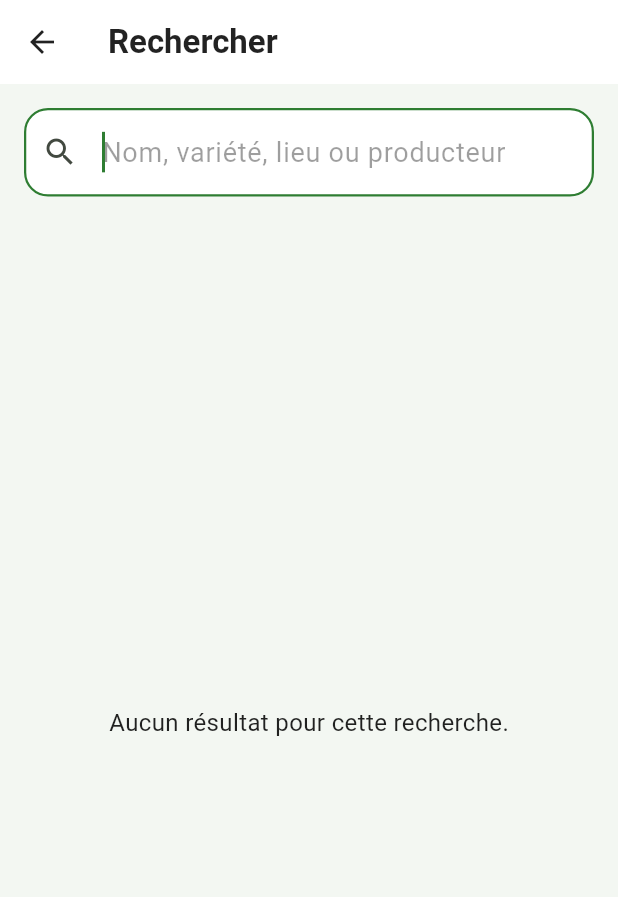
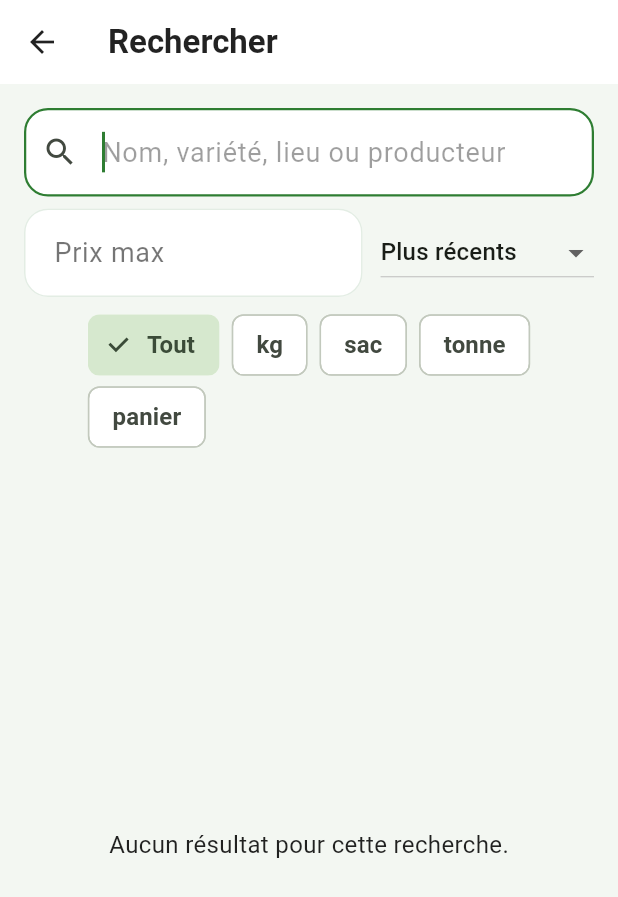
Before and after one commit to hol-K/farmhub, a Flutter app: the ProductSearchScreen screen opened by its route, on a phone screen of 412 x 824 dp. Shown: the top 897 px of the screen. Run offline on Flutter 3.47's test engine with Material 3 defaults, Android fonts, the phone set to English and light mode, and no system bars; our stand-ins replace cloud_firestore, connectivity_plus, firebase_auth, firebase_core, firebase_storage, flutter_image_compress and 3 more; accounts and stored records are empty; generated files the repository leaves out were written again.

Commit message:
ajouter des filtres pour le prix max et le tri dans la recherche de produits

```diff
--- a/lib/core/constants/app_texts.dart
+++ b/lib/core/constants/app_texts.dart
@@ -112,6 +112,11 @@ abstract final class AppTexts {
   static const searchTitle = 'Rechercher';
   static const searchHint = 'Nom, variété, lieu ou producteur';
   static const searchNoResult = 'Aucun résultat pour cette recherche.';
+  static const maxPrice = 'Prix max';
+  static const allUnits = 'Tout';
+  static const sortRecent = 'Plus récents';
+  static const sortPriceAsc = 'Prix croissant';
+  static const sortPriceDesc = 'Prix décroissant';
   static const productsLoadError = 'Impossible de charger les produits.';
   static const heroTitle = 'Mieux vivre, mieux vendre';
   static const heroSubtitle = 'Des récoltes locales prêtes à partir.';
--- a/lib/features/buyer/product_filters.dart
+++ b/lib/features/buyer/product_filters.dart
@@ -1,4 +1,6 @@
 import '../producer/models/product.dart';
+
+enum ProductSort { recent, priceAsc, priceDesc }
 
 List<Product> filterProductsByQuery(List<Product> products, String query) {
   final normalized = query.trim().toLowerCase();
@@ -18,3 +20,25 @@ List<Product> filterProductsByQuery(List<Product> products, String query) {
     return haystack.contains(normalized);
   }).toList();
 }
+
+/// Unité, prix max et tri de l'écran Rechercher. null = pas de filtre.
+List<Product> applyBuyerFilters(
+  List<Product> products, {
+  String? unit,
+  int? maxPrice,
+  ProductSort sort = ProductSort.recent,
+}) {
+  final result = products
+      .where((p) => unit == null || p.unit == unit)
+      .where((p) => maxPrice == null || p.minPrice <= maxPrice)
+      .toList();
+  switch (sort) {
+    case ProductSort.recent:
+      break; // déjà trié par allProductsProvider
+    case ProductSort.priceAsc:
+      result.sort((a, b) => a.minPrice.compareTo(b.minPrice));
+    case ProductSort.priceDesc:
+      result.sort((a, b) => b.minPrice.compareTo(a.minPrice));
+  }
+  return result;
+}
--- a/lib/features/buyer/screens/product_search_screen.dart
+++ b/lib/features/buyer/screens/product_search_screen.dart
@@ -1,7 +1,9 @@
 import 'package:flutter/material.dart';
+import 'package:flutter/services.dart';
 import 'package:flutter_riverpod/flutter_riverpod.dart';
 import 'package:go_router/go_router.dart';
 
+import '../../../core/constants/app_config.dart';
 import '../../../core/constants/app_texts.dart';
 import '../../producer/providers.dart';
 import '../../producer/widgets/product_card.dart';
@@ -17,10 +19,14 @@ class ProductSearchScreen extends ConsumerStatefulWidget {
 
 class _ProductSearchScreenState extends ConsumerState<ProductSearchScreen> {
   final _controller = TextEditingController();
+  final _maxPrice = TextEditingController();
+  String? _unit;
+  var _sort = ProductSort.recent;
 
   @override
   void dispose() {
     _controller.dispose();
+    _maxPrice.dispose();
     super.dispose();
   }
 
@@ -51,13 +57,70 @@ class _ProductSearchScreenState extends ConsumerState<ProductSearchScreen> {
               onChanged: (_) => setState(() {}),
             ),
           ),
+          Padding(
+            padding: const EdgeInsets.symmetric(horizontal: 16),
+            child: Row(
+              children: [
+                Expanded(
+                  child: TextField(
+                    controller: _maxPrice,
+                    keyboardType: TextInputType.number,
+                    inputFormatters: [FilteringTextInputFormatter.digitsOnly],
+                    decoration: const InputDecoration(
+                      labelText: AppTexts.maxPrice,
+                      suffixText: AppTexts.fcfa,
+                    ),
+                    onChanged: (_) => setState(() {}),
+                  ),
+                ),
+                const SizedBox(width: 12),
+                DropdownButton<ProductSort>(
+                  value: _sort,
+                  onChanged: (v) => setState(() => _sort = v ?? _sort),
+                  items: const [
+                    DropdownMenuItem(
+                      value: ProductSort.recent,
+                      child: Text(AppTexts.sortRecent),
+                    ),
+                    DropdownMenuItem(
+                      value: ProductSort.priceAsc,
+                      child: Text(AppTexts.sortPriceAsc),
+                    ),
+                    DropdownMenuItem(
+                      value: ProductSort.priceDesc,
+                      child: Text(AppTexts.sortPriceDesc),
+                    ),
+                  ],
+                ),
+              ],
+            ),
+          ),
+          Padding(
+            padding: const EdgeInsets.fromLTRB(16, 8, 16, 0),
+            child: Wrap(
+              spacing: 8,
+              children: [
+                for (final unit in [null, ...AppConfig.units])
+                  ChoiceChip(
+                    label: Text(unit ?? AppTexts.allUnits),
+                    selected: _unit == unit,
+                    onSelected: (_) => setState(() => _unit = unit),
+                  ),
+              ],
+            ),
+          ),
           Expanded(
             child: products.when(
               loading: () => const Center(child: CircularProgressIndicator()),
               error: (_, _) =>
                   const Center(child: Text(AppTexts.productsLoadError)),
               data: (items) {
-                final results = filterProductsByQuery(items, _controller.text);
+                final results = applyBuyerFilters(
+                  filterProductsByQuery(items, _controller.text),
+                  unit: _unit,
+                  maxPrice: int.tryParse(_maxPrice.text),
+                  sort: _sort,
+                );
                 if (results.isEmpty) {
                   return const Center(child: Text(AppTexts.searchNoResult));
                 }
```
Also changed, not shown: 1 other file.
